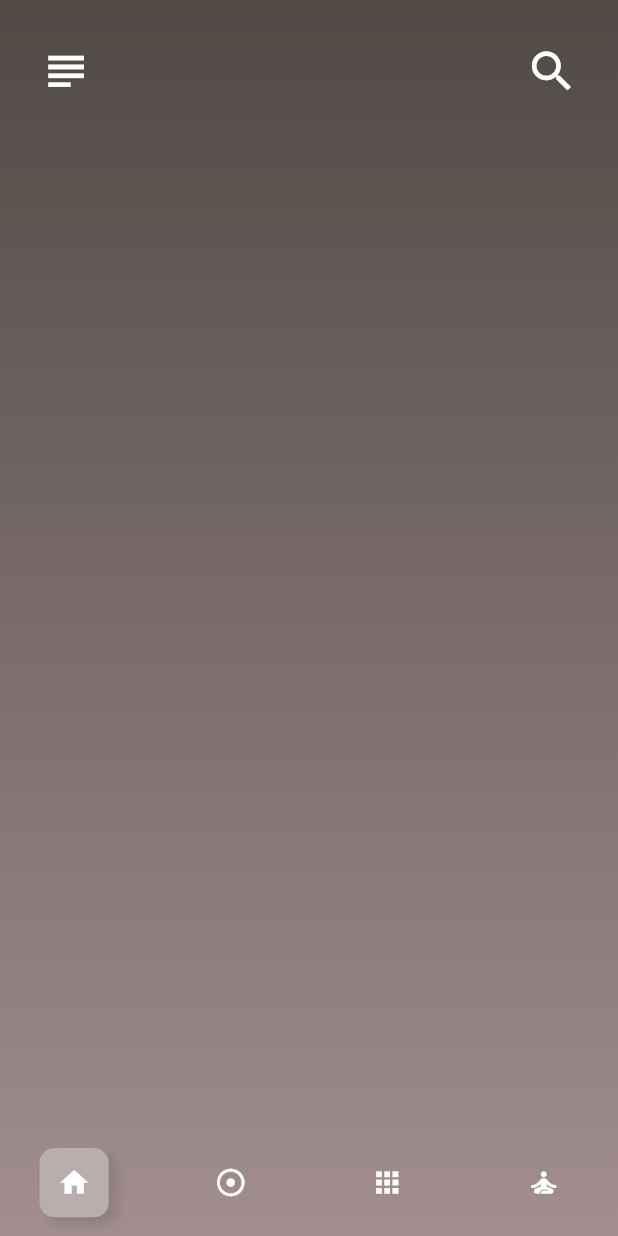
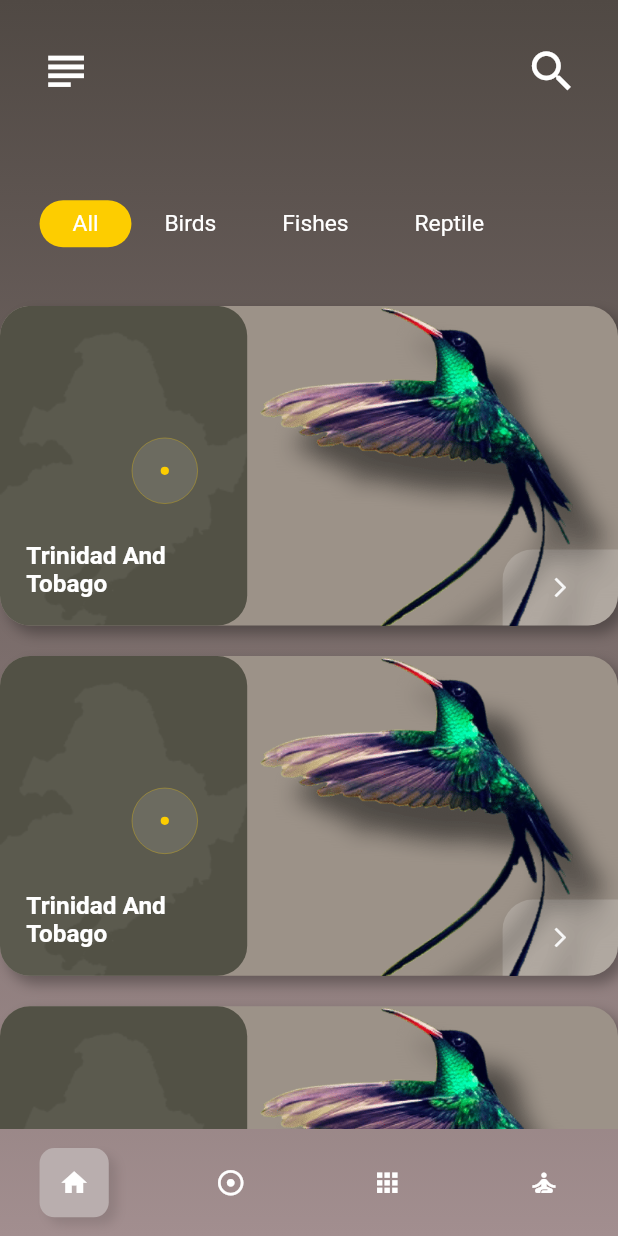
Before and after one commit to sxm5220/demoByFlutter, a Flutter app: the screen it shows after launch, on a phone screen of 412 x 824 dp. Run offline on Flutter 3.47's test engine with Material 2 defaults, Android fonts, the phone set to English and light mode, and no system bars; our stand-ins replace flutter_screenutil.

Commit message:
refine: 添加二级页面

```diff
--- a/demo01/lib/animalCard.dart
+++ b/demo01/lib/animalCard.dart
@@ -1,7 +1,7 @@
+import 'package:demo01/util/system.dart';
 import 'package:flutter/cupertino.dart';
 import 'package:flutter/material.dart';
-// import 'package:flutter_demo1/detailPage.dart';
-import 'package:flutter_screenutil/flutter_screenutil.dart';
+import 'package:demo01/detailPage.dart';
 
 class AnimalCard extends StatelessWidget {
   final String? heroTag;
@@ -9,27 +9,21 @@ class AnimalCard extends StatelessWidget {
 
   @override
   Widget build(BuildContext context) {
-    ScreenUtil.init(
-        BoxConstraints(
-            maxWidth: MediaQuery.of(context).size.width,
-            maxHeight: MediaQuery.of(context).size.height),
-        designSize: Size(375, 812),
-        orientation: Orientation.portrait);
     return Container(
       child: GestureDetector(
         onTap: () {
-          /*Navigator.push(
+          Navigator.push(
             context,
             CupertinoPageRoute(
                 builder: (context) => DetailPage(
                       heroTag: heroTag,
                     )),
-          );*/
+          );
         },
         child: Container(
-          height: ScreenUtil().setHeight(210),
-          width: ScreenUtil().setWidth(327),
-          margin: EdgeInsets.only(bottom: ScreenUtil().setHeight(20)),
+          height: screenWithHeight(210),
+          width: screenWithWidth(327),
+          margin: EdgeInsets.only(bottom: screenWithHeight(20)),
           decoration: BoxDecoration(
               color: Color(0xFF9C9288),
               boxShadow: [
@@ -44,8 +38,8 @@ class AnimalCard extends StatelessWidget {
               Align(
                 alignment: Alignment.centerLeft,
                 child: Container(
-                  height: ScreenUtil().setHeight(210),
-                  width: ScreenUtil().setWidth(150),
+                  height: screenWithHeight(210),
+                  width: screenWithWidth(150),
                   decoration: BoxDecoration(
                       color: Color(0xFF525145),
                       borderRadius: BorderRadius.all(Radius.circular(20))),
@@ -55,8 +49,8 @@ class AnimalCard extends StatelessWidget {
                         borderRadius: BorderRadius.all(Radius.circular(20)),
                         child: Image.asset(
                           'asset/images/map_1.png',
-                          height: ScreenUtil().setHeight(210),
-                          width: ScreenUtil().setWidth(150),
+                          height: screenWithHeight(210),
+                          width: screenWithWidth(150),
                           color: Colors.white.withOpacity(0.05),
                           fit: BoxFit.cover,
                         ),
@@ -65,13 +59,13 @@ class AnimalCard extends StatelessWidget {
                         alignment: Alignment.bottomLeft,
                         child: Padding(
                           padding: EdgeInsets.only(
-                              left: ScreenUtil().setWidth(16),
-                              right: ScreenUtil().setWidth(16),
-                              bottom: ScreenUtil().setHeight(18)),
+                              left: screenWithWidth(16),
+                              right: screenWithWidth(16),
+                              bottom: screenWithHeight(18)),
                           child: Text(
                             "Trinidad And Tobago",
                             style: TextStyle(
-                              fontSize: ScreenUtil().setSp(16),
+                              fontSize: screenWithFontSize(16),
                               fontWeight: FontWeight.bold,
                               color: Colors.white,
                             ),
@@ -79,11 +73,11 @@ class AnimalCard extends StatelessWidget {
                         ),
                       ),
                       Positioned(
-                        left: ScreenUtil().setWidth(80),
-                        top: ScreenUtil().setWidth(80),
+                        left: screenWithWidth(80),
+                        top: screenWithWidth(80),
                         child: Container(
-                          height: ScreenUtil().setWidth(40),
-                          width: ScreenUtil().setWidth(40),
+                          height: screenWithWidth(40),
+                          width: screenWithWidth(40),
                           alignment: Alignment.center,
                           decoration: BoxDecoration(
                             color: Colors.white.withOpacity(0.1),
@@ -92,8 +86,8 @@ class AnimalCard extends StatelessWidget {
                                 color: Color(0xFFFDCD00), width: 0.2),
                           ),
                           child: Container(
-                            height: ScreenUtil().setWidth(5),
-                            width: ScreenUtil().setWidth(5),
+                            height: screenWithWidth(5),
+                            width: screenWithWidth(5),
                             alignment: Alignment.center,
                             decoration: BoxDecoration(
                               color: Color(0xFFFDCD00),
@@ -109,8 +103,8 @@ class AnimalCard extends StatelessWidget {
               Align(
                 alignment: Alignment.bottomRight,
                 child: Container(
-                  height: ScreenUtil().setHeight(50),
-                  width: ScreenUtil().setWidth(70),
+                  height: screenWithHeight(50),
+                  width: screenWithWidth(70),
                   decoration: BoxDecoration(
                       color: Colors.white.withOpacity(0.2),
                       borderRadius: BorderRadius.only(
@@ -119,7 +113,7 @@ class AnimalCard extends StatelessWidget {
                   alignment: Alignment.center,
                   child: Icon(
                     Icons.arrow_forward_ios,
-                    size: ScreenUtil().setWidth(14),
+                    size: screenWithWidth(14),
                     color: Colors.white,
                   ),
                 ),
@@ -127,7 +121,7 @@ class AnimalCard extends StatelessWidget {
               Positioned(
                 top: 0,
                 right: 0,
-                width: ScreenUtil().setWidth(220),
+                width: screenWithWidth(220),
                 child: Hero(
                   tag: heroTag ?? '',
                   child: Image.asset(
--- a/demo01/lib/home.dart
+++ b/demo01/lib/home.dart
@@ -1,8 +1,10 @@
+import 'package:demo01/animalCard.dart';
+import 'package:demo01/util/system.dart';
 import 'package:flutter/material.dart';
 import 'package:flutter_screenutil/flutter_screenutil.dart';
 
 class Home extends StatefulWidget {
-  const Home ({Key? key}) : super(key: key);
+  const Home({Key? key}) : super(key: key);
 
   @override
   _HomeState createState() => _HomeState();
@@ -12,7 +14,12 @@ class _HomeState extends State<Home> {
   int activeClassIndex = 0;
   IconData activeMenuIcon = Icons.home;
   List<String> listCategory = ["All", "Birds", "Fishes", "Reptile"];
-  List<IconData> listIcon = [Icons.home,Icons.adjust_rounded,Icons.apps,Icons.self_improvement_outlined];
+  List<IconData> listIcon = [
+    Icons.home,
+    Icons.adjust_rounded,
+    Icons.apps,
+    Icons.self_improvement_outlined
+  ];
   int itemCount = 0;
 
   @override
@@ -23,8 +30,9 @@ class _HomeState extends State<Home> {
             maxHeight: MediaQuery.of(context).size.height),
         designSize: Size(375, 812),
         orientation: Orientation.portrait);
-    double paddingLeft = ScreenUtil().setWidth(24);
-    double paddingHeight = ScreenUtil().setHeight(29);
+
+    double paddingLeft = screenWithWidth(24);
+    double paddingHeight = screenWithHeight(29);
 
     return Material(
       child: Container(
@@ -56,23 +64,78 @@ class _HomeState extends State<Home> {
                         children: [
                           Icon(
                             Icons.subject,
-                              size: ScreenUtil().setHeight(35),
+                            size: screenWithHeight(35),
                             color: Colors.white,
                           ),
                           Icon(
                             Icons.search,
-                              size: ScreenUtil().setHeight(35),
+                            size: screenWithHeight(35),
                             color: Colors.white,
                           ),
                         ],
                       ),
                     ),
-                      //TODO:...
+                    Container(
+                      height: screenWithHeight(108),
+                      child: ListView.builder(
+                          scrollDirection: Axis.horizontal,
+                          itemCount: listCategory.length,
+                          itemBuilder: (context, index) {
+                            return Center(
+                              child: GestureDetector(
+                                onTap: () {
+                                  setState(() {
+                                    activeClassIndex = index;
+                                    itemCount =
+                                        listCategory[activeClassIndex].length;
+                                  });
+                                },
+                                child: AnimatedContainer(
+                                  duration: Duration(milliseconds: 500),
+                                  margin: EdgeInsets.only(
+                                      left: index == 0 ? paddingLeft : 0),
+                                  height: screenWithHeight(31),
+                                  padding: EdgeInsets.symmetric(
+                                      horizontal: screenWithWidth(20)),
+                                  alignment: Alignment.center,
+                                  decoration: BoxDecoration(
+                                      color: index == activeClassIndex
+                                          ? Color(0xFFFDCD00)
+                                          : Colors.transparent,
+                                      borderRadius: BorderRadius.all(
+                                          Radius.circular(25))),
+                                  child: Text(
+                                    listCategory[index],
+                                    textAlign: TextAlign.start,
+                                    style: TextStyle(
+                                      fontSize: screenWithFontSize(15),
+                                      color: Colors.white,
+                                    ),
+                                  ),
+                                ),
+                              ),
+                            );
+                          }),
+                    ),
+                    ListView.builder(
+                      itemBuilder: (context, index) {
+                        String heroTag = "humingbird" + index.toString();
+                        return Container(
+                          child: AnimalCard(
+                            heroTag: heroTag,
+                          ),
+                        );
+                      },
+                      itemCount: 3,
+                      physics: ClampingScrollPhysics(),
+                      shrinkWrap: true,
+                    ),
                   ],
-                  ),),
+                ),
+              ),
               Container(
-                height: ScreenUtil().setHeight(70),
-                width: ScreenUtil().setWidth(375),
+                height: screenWithHeight(70),
+                width: screenWithWidth(375),
                 padding: EdgeInsets.symmetric(horizontal: paddingLeft),
                 child: Row(
                   mainAxisAlignment: MainAxisAlignment.spaceBetween,
@@ -85,8 +148,8 @@ class _HomeState extends State<Home> {
                             });
                           },
                           child: Container(
-                        width: ScreenUtil().setWidth(42),
-                        height: ScreenUtil().setWidth(42),
+                            width: screenWithWidth(42),
+                            height: screenWithWidth(42),
                             decoration: BoxDecoration(
                                 borderRadius:
                                     BorderRadius.all(Radius.circular(10)),
@@ -104,11 +167,12 @@ class _HomeState extends State<Home> {
                             child: Icon(
                               icon,
                               color: Colors.white,
-                          size: ScreenUtil().setWidth(20),
+                              size: screenWithHeight(20),
                             ),
                           ),
                         ),
-                  ).toList(),
+                      )
+                      .toList(),
                 ),
               ),
             ],
--- a/demo01/lib/main.dart
+++ b/demo01/lib/main.dart
@@ -13,7 +13,7 @@ class MyApp extends StatelessWidget {
     return MaterialApp(
       title: 'Flutter Demo',
       showSemanticsDebugger: false,
-      debugShowCheckedModeBanner: false,
+      debugShowCheckedModeBanner: true,
       theme: ThemeData(
         primarySwatch: Colors.grey,
       ),
--- /dev/null
+++ b/demo01/lib/util/system.dart
@@ -0,0 +1,5 @@
+import 'package:flutter_screenutil/flutter_screenutil.dart';
+
+double screenWithHeight(num value) => ScreenUtil().setHeight(value);
+double screenWithWidth(num value) => ScreenUtil().setWidth(value);
+double screenWithFontSize(num value) => ScreenUtil().setSp(value);
```
Also changed, not shown: demo01/lib/detailPage.dart (added, +248 -0 lines). Lines whose indentation alone changed are shown as unchanged.
